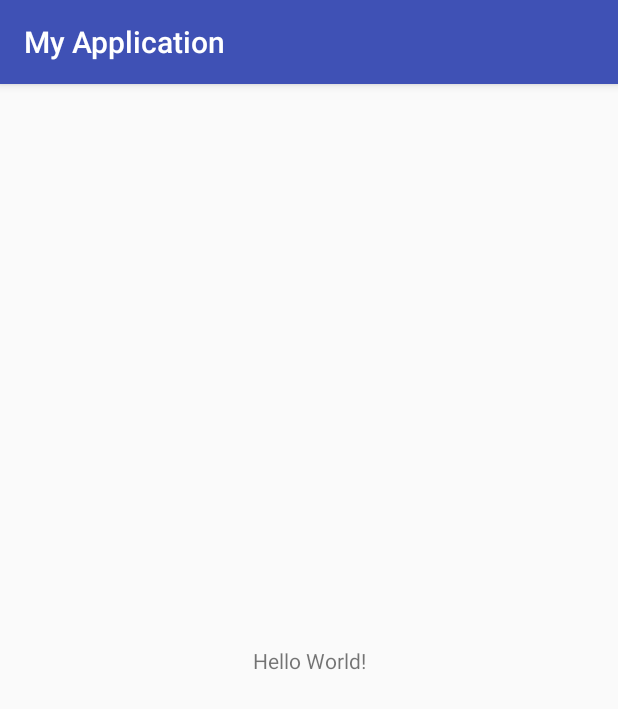
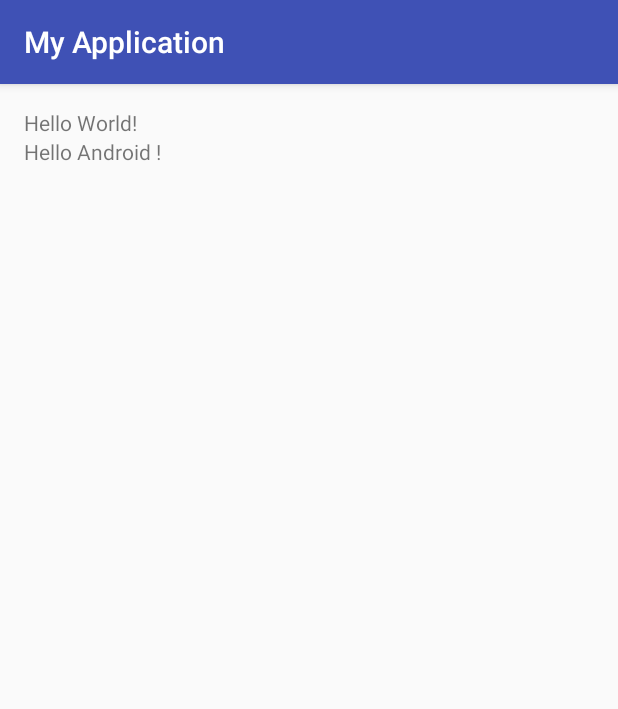
Before and after one commit to makotoya/MyApplication, an Android app: the screen it shows after launch (MainActivity), on a phone screen of 412 x 824 dp. Shown: the top 709 px of the screen. Run offline under Robolectric (Android 15) with nearby library versions, the phone set to English and light mode, and no system bars.

Commit message:
Hello Android!のTextViewを追加

```diff
--- a/app/src/main/res/layout/activity_main.xml
+++ b/app/src/main/res/layout/activity_main.xml
@@ -1,18 +1,22 @@
 <?xml version="1.0" encoding="utf-8"?>
-<android.support.constraint.ConstraintLayout xmlns:android="http://schemas.android.com/apk/res/android"
-    xmlns:app="http://schemas.android.com/apk/res-auto"
+<LinearLayout
+    android:orientation="vertical"
+    xmlns:android="http://schemas.android.com/apk/res/android"
     xmlns:tools="http://schemas.android.com/tools"
     android:layout_width="match_parent"
     android:layout_height="match_parent"
+    android:paddingBottom="16dp"
+    android:paddingLeft="16dp"
+    android:paddingRight="16dp"
+    android:paddingTop="16dp"
     tools:context="jp.techacademy.yaguchi.makoto.myapplication.MainActivity">
 
     <TextView
         android:layout_width="wrap_content"
         android:layout_height="wrap_content"
-        android:text="Hello World!"
-        app:layout_constraintBottom_toBottomOf="parent"
-        app:layout_constraintLeft_toLeftOf="parent"
-        app:layout_constraintRight_toRightOf="parent"
-        app:layout_constraintTop_toTopOf="parent" />
-
-</android.support.constraint.ConstraintLayout>
+        android:text="Hello World!"/>
+    <TextView
+        android:layout_width="wrap_content"
+        android:layout_height="wrap_content"
+            android:text="Hello Android !"/>
+</LinearLayout>
```
